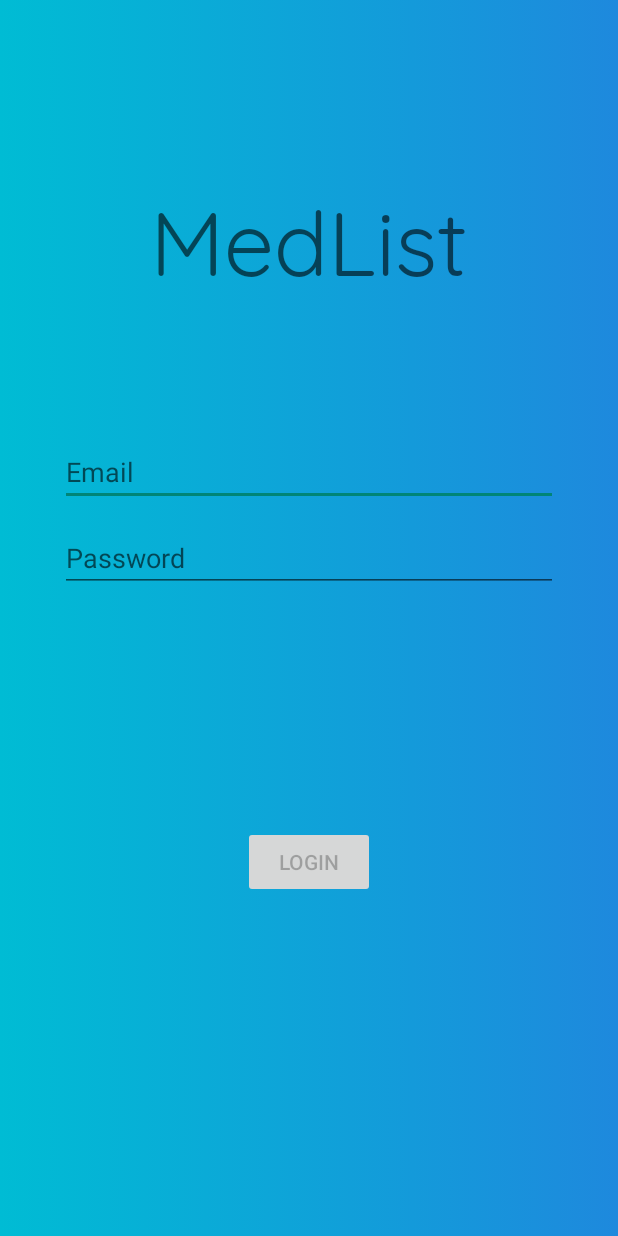
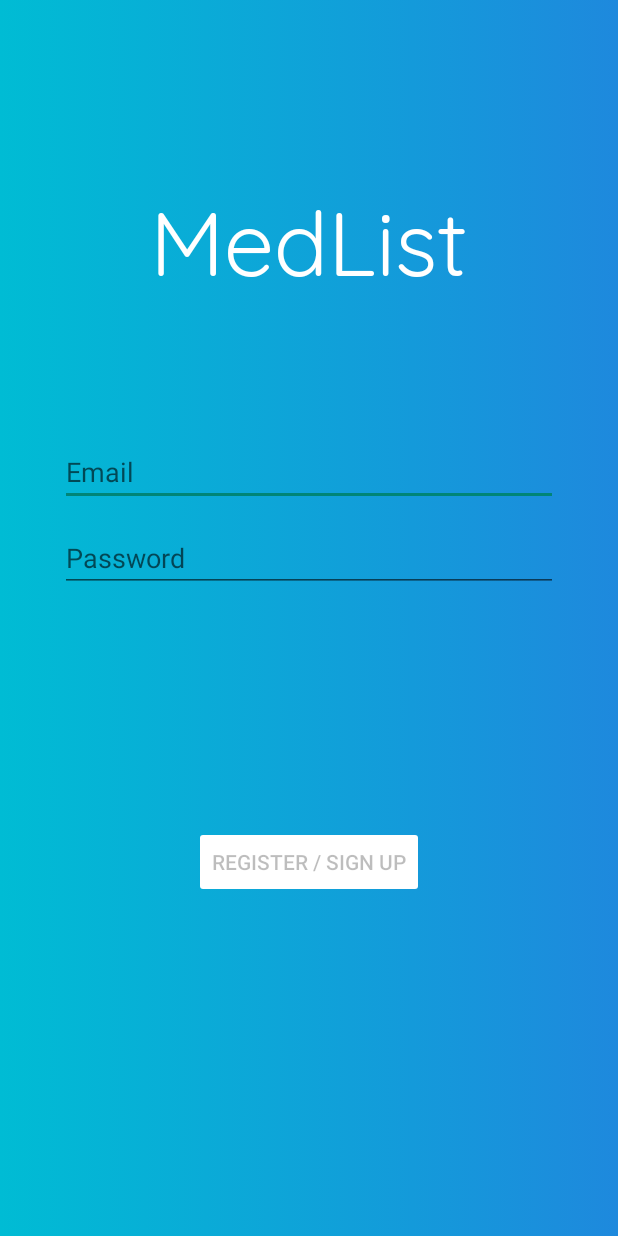
Before and after one commit to ericke8/Med-Data, an Android app: the screen it shows after launch (LoginActivity), on a phone screen of 412 x 824 dp. Run offline under Robolectric (Android 15) with nearby library versions, the phone set to English and light mode, and no system bars.

Commit message:
Register

```diff
--- a/app/src/main/res/layout/activity_login.xml
+++ b/app/src/main/res/layout/activity_login.xml
@@ -47,6 +47,7 @@
 
     <Button
         android:id="@+id/login"
+        app:backgroundTint="@color/white"
         android:layout_width="wrap_content"
         android:layout_height="wrap_content"
         android:layout_gravity="start"
@@ -56,6 +57,7 @@
         android:layout_marginBottom="64dp"
         android:enabled="false"
         android:text="@string/action_sign_in"
+
         app:layout_constraintBottom_toBottomOf="parent"
         app:layout_constraintEnd_toEndOf="parent"
         app:layout_constraintStart_toStartOf="parent"
@@ -88,6 +90,7 @@
         android:gravity="center_horizontal"
         android:text="@string/app_name"
         android:textAppearance="@style/TextAppearance.AppCompat.Medium"
+        android:textColor="#FFFFFF"
         android:textSize="60dp"
         app:fontFamily="@font/quicksand"
         app:layout_constraintTop_toTopOf="parent"
--- a/app/src/main/res/values/colors.xml
+++ b/app/src/main/res/values/colors.xml
@@ -10,4 +10,6 @@
     <color name="blue_500">#2196F3</color>
     <color name="cyan_500">#00BCD4</color>
     <color name="light_blue_500">#03A9F4</color>
+
+    <color name="white">#FFFFFF</color>
 </resources>
--- a/app/src/main/res/values/strings.xml
+++ b/app/src/main/res/values/strings.xml
@@ -3,7 +3,7 @@
     <!-- Strings related to login -->
     <string name="prompt_email">Email</string>
     <string name="prompt_password">Password</string>
-    <string name="action_sign_in">Login</string>
+    <string name="action_sign_in">Register / Sign Up </string>
     <string name="action_sign_in_short">Sign in</string>
     <string name="welcome">"Welcome !"</string>
     <string name="invalid_username">Not a valid username</string>
```
